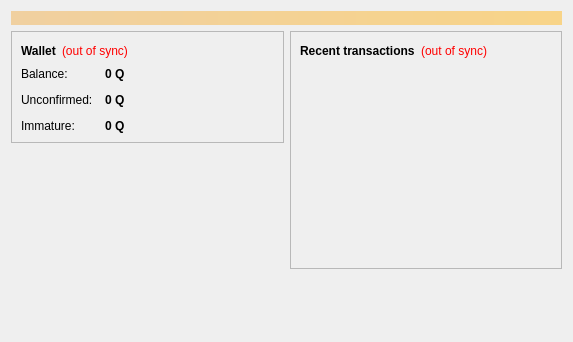
wonabru/Q, file qcoin/src/qt/forms/overviewpage.ui: the form before one commit.
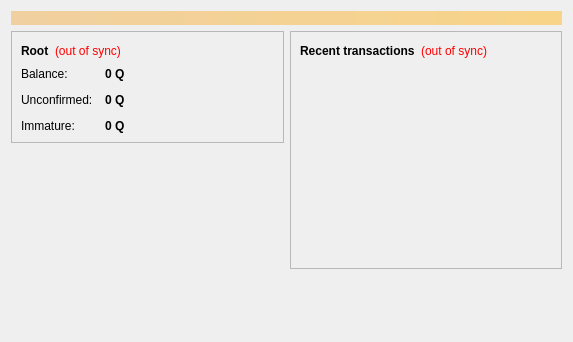
The form after the commit.

Diff of the .ui file:
```diff
--- a/qcoin/src/qt/forms/overviewpage.ui
+++ b/qcoin/src/qt/forms/overviewpage.ui
@@ -54,7 +54,7 @@
                </font>
               </property>
               <property name="text">
-               <string>Wallet</string>
+               <string>Root</string>
               </property>
              </widget>
             </item>
```
Left out of the diff: 4 changed lines with no effect on the pictures.
